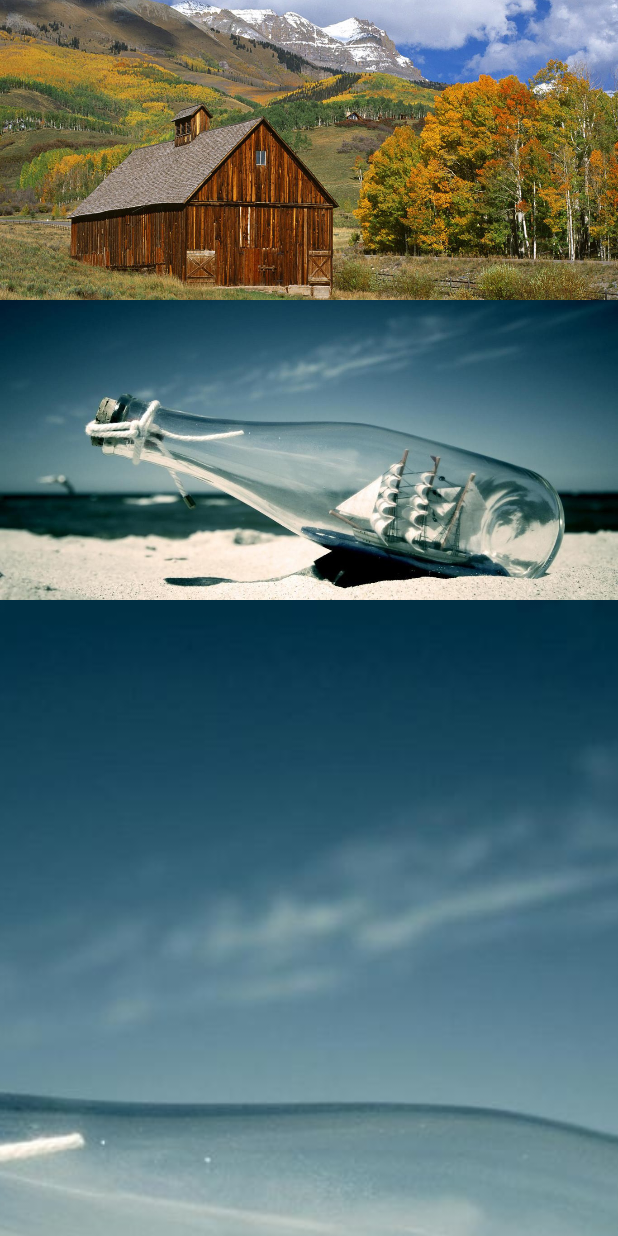
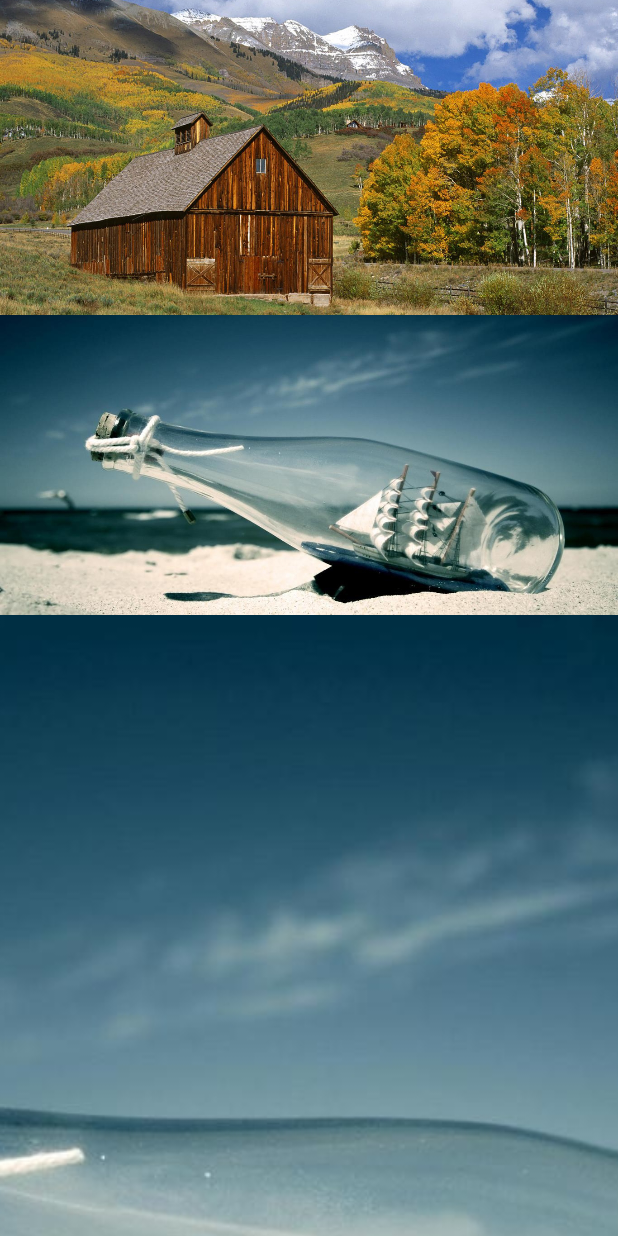
Before and after one commit to kinggerfeng/Learn, an Android app: the screen it shows after launch (MainActivity), on a phone screen of 412 x 824 dp. Run offline under Robolectric (Android 15) with nearby library versions, the phone set to English and light mode, and no system bars; libraries missing offline, so code that uses them is left out: es.dmoral.toasty, me.zhanghai.android.

Commit message:
modify view

```diff
--- a/app01/src/main/res/layout/activity_main.xml
+++ b/app01/src/main/res/layout/activity_main.xml
@@ -20,7 +20,7 @@
             <ImageView
                 android:id="@+id/img1"
                 android:layout_width="match_parent"
-                android:layout_height="200dp"
+                android:layout_height="210dp"
                 android:layout_gravity="top"
                 android:scaleType="centerCrop"
                 android:src="@mipmap/img1"
```
